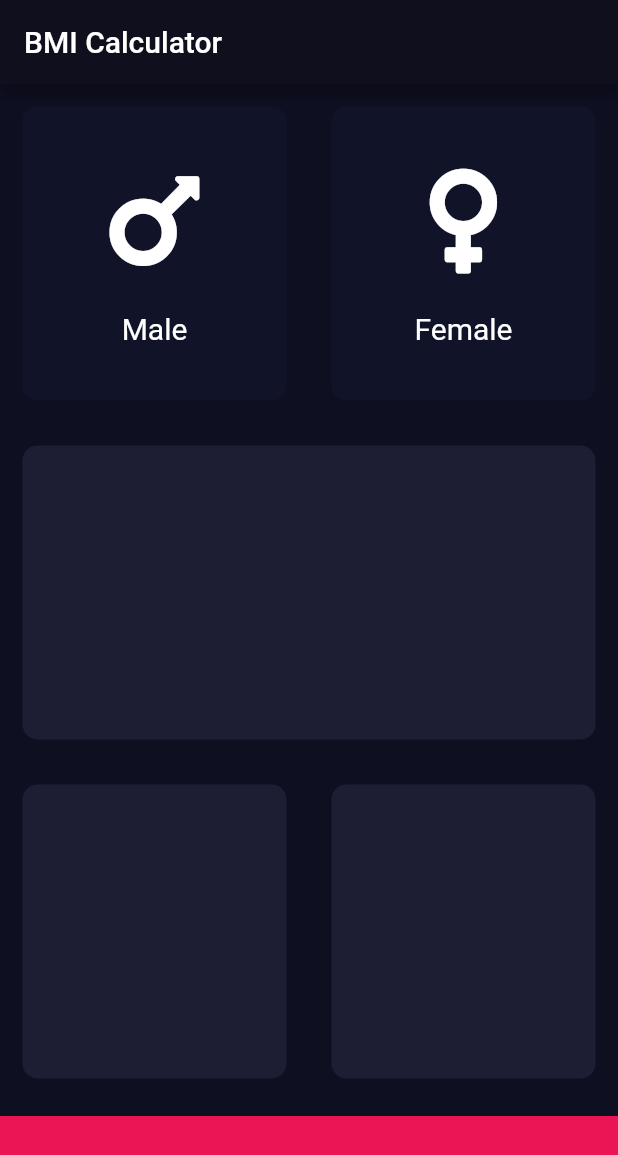
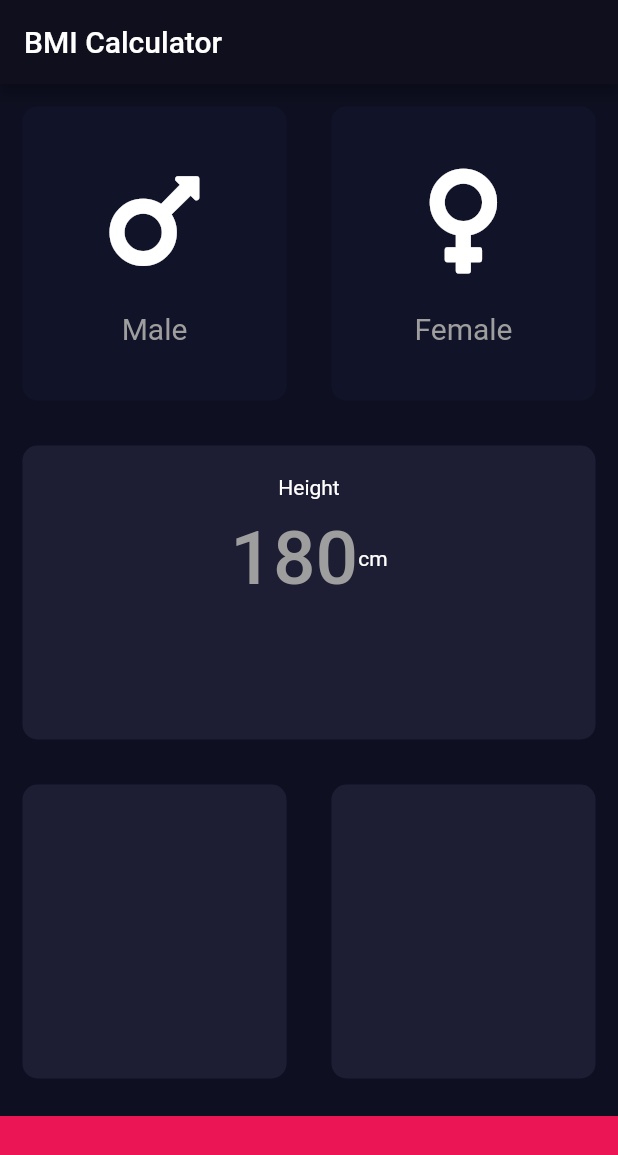
Before and after one commit to SaminYeaser/BMI-calculator, a Flutter app: the screen it shows after launch, on a phone screen of 412 x 824 dp. Shown: the top 1155 px of the screen. Run offline on Flutter 3.47's test engine with Material 2 defaults, Android fonts, the phone set to English and light mode, and no system bars; our stand-ins replace font_awesome_flutter.

Commit message:
2nd section working

```diff
--- a/lib/colors/colorsSection.dart
+++ b/lib/colors/colorsSection.dart
@@ -1,6 +1,12 @@
 import 'dart:ui';
-
+import 'package:flutter/material.dart';
 const bottomContainerHeight = 80.0;
 const activeCardColors = Color(0xFF1D1E33);
 const footerContainerColor = Color(0xFFEB1555);
 const inactiveCardColor = Color(0xFF111328);
+
+const HugeNumber = TextStyle(
+  fontSize: 50.0,
+  fontWeight: FontWeight.w500,
+  color: Colors.grey
+);
--- a/lib/input_page.dart
+++ b/lib/input_page.dart
@@ -1,3 +1,4 @@
+import 'package:bmi/widgets/heightSection.dart';
 import 'package:bmi/widgets/reuseableCard.dart';
 import 'package:flutter/material.dart';
 import 'colors/colorsSection.dart';
@@ -62,7 +63,7 @@ class _MyHomePageState extends State<MyHomePage> {
                         ),
                         Text(
                           'Male',
-                          style: TextStyle(fontSize: 20),
+                          style: TextStyle(fontSize: 20, color: Colors.grey),
                         )
                       ],
                     ),
@@ -87,7 +88,8 @@ class _MyHomePageState extends State<MyHomePage> {
                         SizedBox(
                           height: 20,
                         ),
-                        Text('Female', style: TextStyle(fontSize: 20))
+                        Text('Female',
+                            style: TextStyle(fontSize: 20, color: Colors.grey))
                       ],
                     ),
                   ),
@@ -96,7 +98,10 @@ class _MyHomePageState extends State<MyHomePage> {
             ),
           ),
           Expanded(
-            child: ReuseableCard(colour: activeCardColors),
+            child: ReuseableCard(
+              colour: activeCardColors,
+              cardChild: HeightSection(),
+            ),
           ),
           Expanded(
               child: Row(
--- /dev/null
+++ b/lib/widgets/heightSection.dart
@@ -0,0 +1,24 @@
+import 'package:bmi/colors/colorsSection.dart';
+import 'package:flutter/material.dart';
+
+class HeightSection extends StatelessWidget {
+
+  @override
+  Widget build(BuildContext context) {
+    return Column(
+      crossAxisAlignment: CrossAxisAlignment.stretch,
+      children: [
+        Padding(padding: EdgeInsets.only(top: 20),
+        child: Center(child: Text('Height',))),
+        SizedBox(height: 10,),
+        Row(
+          mainAxisAlignment: MainAxisAlignment.center,
+          children: [
+            Text('180', style: HugeNumber,),
+            Text('cm')
+          ],
+        )
+      ],
+    );
+  }
+}
```
